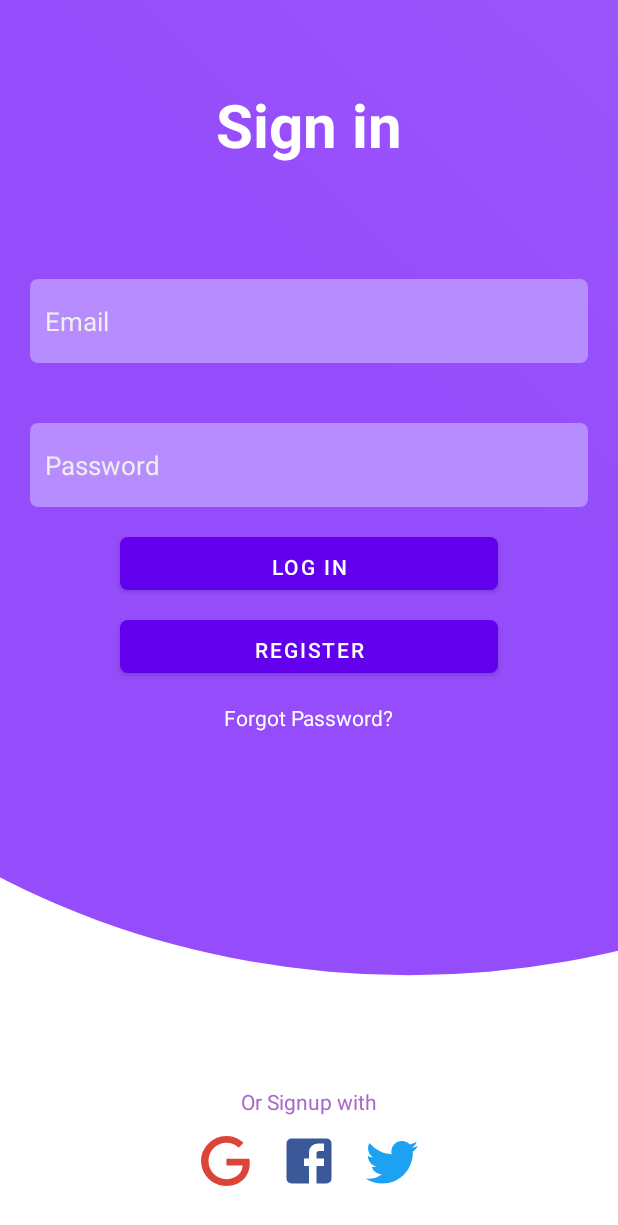
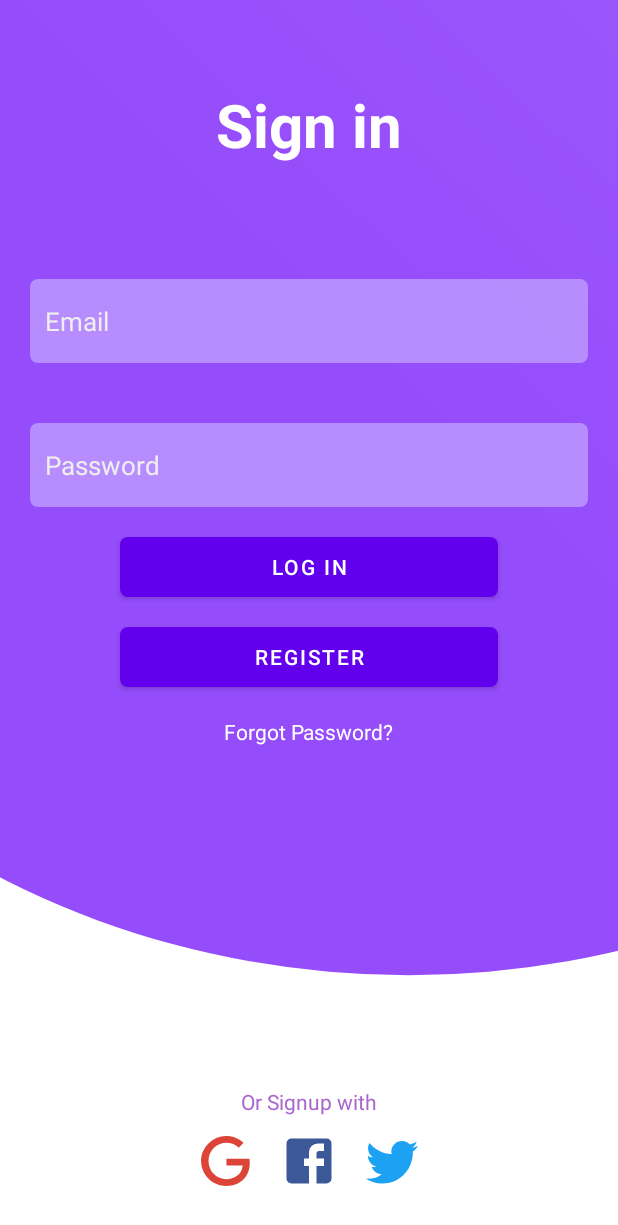
Before and after one commit to andreibolba/Productivity_App, an Android app: the screen it shows after launch (LogInActivity), on a phone screen of 412 x 824 dp. Shown: the top 1225 px of the screen. Run offline under Robolectric (Android 15) with nearby library versions, the phone set to English and light mode, and no system bars.

Commit message:
Bug fixes

```diff
--- a/app/src/main/res/layout/fragment_log_in.xml
+++ b/app/src/main/res/layout/fragment_log_in.xml
@@ -4,6 +4,7 @@
     xmlns:tools="http://schemas.android.com/tools"
     android:layout_width="match_parent"
     android:layout_height="match_parent"
+    android:background="@color/white"
     tools:context=".LogIn">
 
     <LinearLayout
@@ -71,7 +72,7 @@
             android:text="log in"
             android:textColor="#ffffff"
             android:layout_width="match_parent"
-            android:layout_height="35dp" />
+            android:layout_height="40dp" />
         <Button
             android:paddingRight="20dp"
             android:paddingLeft="20dp"
@@ -82,7 +83,7 @@
             android:text="register"
             android:textColor="#ffffff"
             android:layout_width="match_parent"
-            android:layout_height="35dp" />
+            android:layout_height="40dp" />
         <TextView
             android:layout_marginTop="20dp"
             android:textColor="#fff"
```
